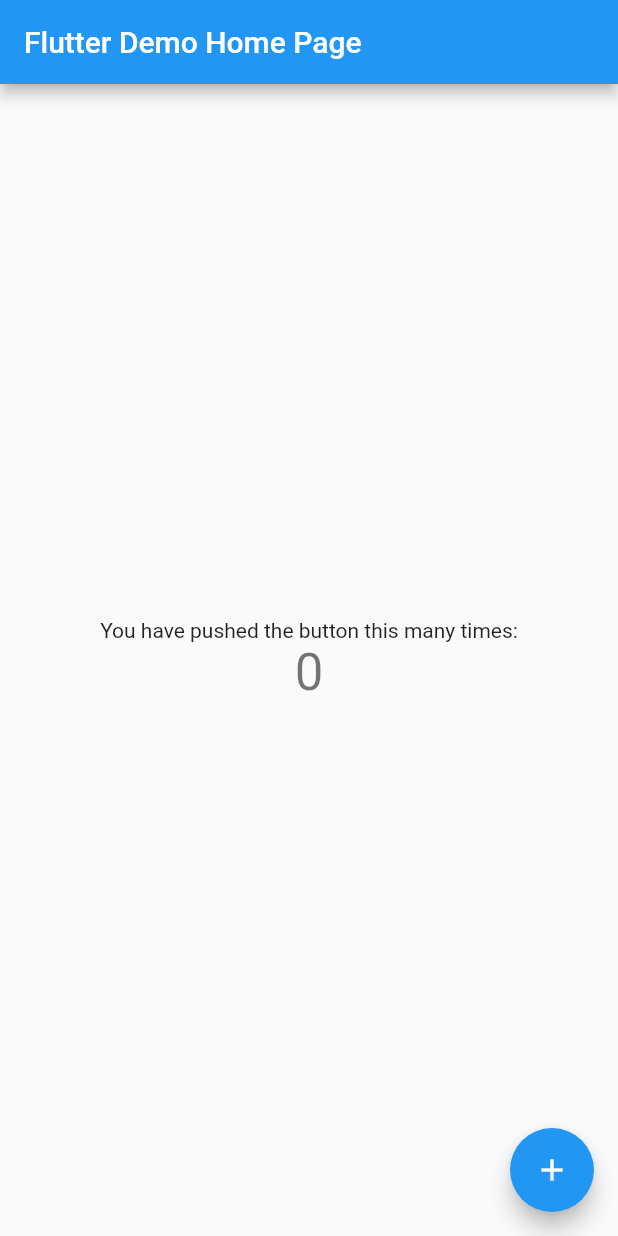
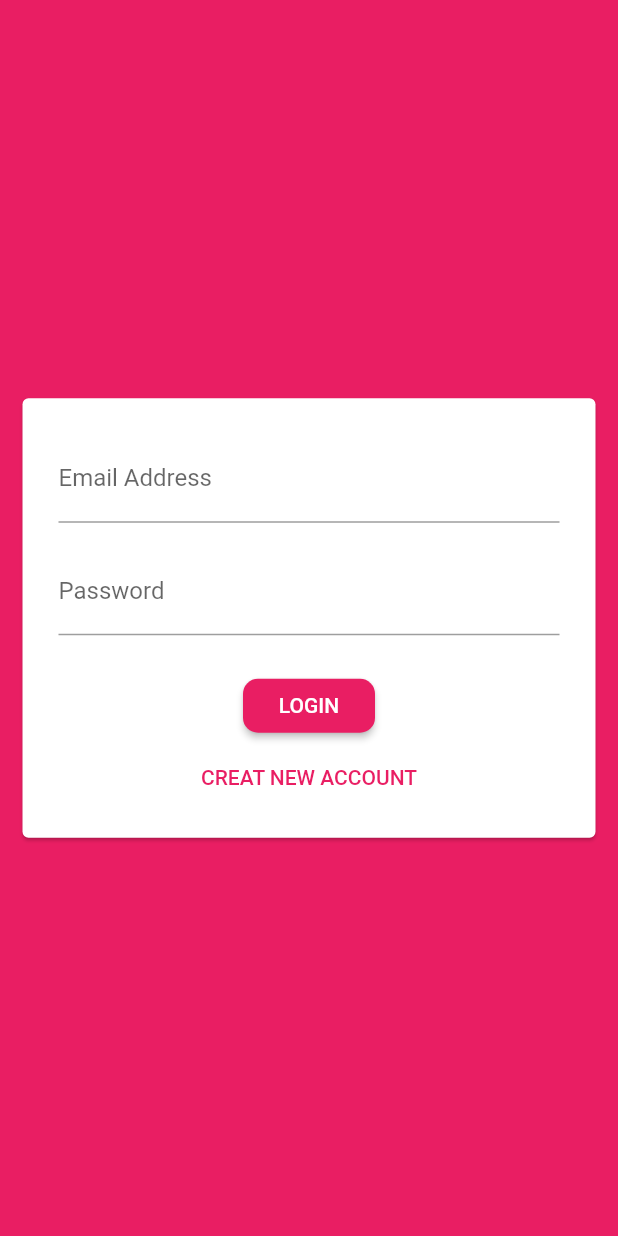
Before and after one commit to Abdelrhman9623/chat_app, a Flutter app: the screen it shows after launch, on a phone screen of 412 x 824 dp. Run offline on Flutter 3.47's test engine with Material 2 defaults, Android fonts, the phone set to English and light mode, and no system bars; our stand-ins replace cloud_firestore, firebase_auth; accounts and stored records are empty.

```diff
--- a/lib/main.dart
+++ b/lib/main.dart
@@ -1,111 +1,38 @@
+import 'package:firebase_auth/firebase_auth.dart';
 import 'package:flutter/material.dart';
+import './screens/auth_screen.dart';
+import './screens/chat_screen.dart';
 
 void main() => runApp(MyApp());
 
 class MyApp extends StatelessWidget {
-  // This widget is the root of your application.
+
   @override
   Widget build(BuildContext context) {
     return MaterialApp(
-      title: 'Flutter Demo',
+      title: 'FlutterChat',
       theme: ThemeData(
-        // This is the theme of your application.
-        //
-        // Try running your application with "flutter run". You'll see the
-        // application has a blue toolbar. Then, without quitting the app, try
-        // changing the primarySwatch below to Colors.green and then invoke
-        // "hot reload" (press "r" in the console where you ran "flutter run",
-        // or simply save your changes to "hot reload" in a Flutter IDE).
-        // Notice that the counter didn't reset back to zero; the application
-        // is not restarted.
-        primarySwatch: Colors.blue,
+        primarySwatch: Colors.pink,
+        backgroundColor: Colors.pink,
+        accentColor: Colors.deepPurple,
+        accentColorBrightness: Brightness.dark,
+        buttonTheme: ButtonTheme.of(context).copyWith(
+          buttonColor: Colors.pink,
+          textTheme: ButtonTextTheme.primary,
+          shape: RoundedRectangleBorder(
+            borderRadius: BorderRadius.circular(10),
+          ),
+        ),
       ),
-      home: MyHomePage(title: 'Flutter Demo Home Page'),
+      home: StreamBuilder(
+        stream: FirebaseAuth.instance.onAuthStateChanged,
+        builder: (ctx, userSnapshot) {
+          if(userSnapshot.hasData) {
+            return ChatScreen();
+          }
+          return AuthScreen();
+        },
+      ),
     );
   }
 }
-
-class MyHomePage extends StatefulWidget {
-  MyHomePage({Key key, this.title}) : super(key: key);
-
-  // This widget is the home page of your application. It is stateful, meaning
-  // that it has a State object (defined below) that contains fields that affect
-  // how it looks.
-
-  // This class is the configuration for the state. It holds the values (in this
-  // case the title) provided by the parent (in this case the App widget) and
-  // used by the build method of the State. Fields in a Widget subclass are
-  // always marked "final".
-
-  final String title;
-
-  @override
-  _MyHomePageState createState() => _MyHomePageState();
-}
-
-class _MyHomePageState extends State<MyHomePage> {
-  int _counter = 0;
-
-  void _incrementCounter() {
-    setState(() {
-      // This call to setState tells the Flutter framework that something has
-      // changed in this State, which causes it to rerun the build method below
-      // so that the display can reflect the updated values. If we changed
-      // _counter without calling setState(), then the build method would not be
-      // called again, and so nothing would appear to happen.
-      _counter++;
-    });
-  }
-
-  @override
-  Widget build(BuildContext context) {
-    // This method is rerun every time setState is called, for instance as done
-    // by the _incrementCounter method above.
-    //
-    // The Flutter framework has been optimized to make rerunning build methods
-    // fast, so that you can just rebuild anything that needs updating rather
-    // than having to individually change instances of widgets.
-    return Scaffold(
-      appBar: AppBar(
-        // Here we take the value from the MyHomePage object that was created by
-        // the App.build method, and use it to set our appbar title.
-        title: Text(widget.title),
-      ),
-      body: Center(
-        // Center is a layout widget. It takes a single child and positions it
-        // in the middle of the parent.
-        child: Column(
-          // Column is also a layout widget. It takes a list of children and
-          // arranges them vertically. By default, it sizes itself to fit its
-          // children horizontally, and tries to be as tall as its parent.
-          //
-          // Invoke "debug painting" (press "p" in the console, choose the
-          // "Toggle Debug Paint" action from the Flutter Inspector in Android
-          // Studio, or the "Toggle Debug Paint" command in Visual Studio Code)
-          // to see the wireframe for each widget.
-          //
-          // Column has various properties to control how it sizes itself and
-          // how it positions its children. Here we use mainAxisAlignment to
-          // center the children vertically; the main axis here is the vertical
-          // axis because Columns are vertical (the cross axis would be
-          // horizontal).
-          mainAxisAlignment: MainAxisAlignment.center,
-          children: <Widget>[
-            Text(
-              'You have pushed the button this many times:',
-            ),
-            Text(
-              '$_counter',
-              style: Theme.of(context).textTheme.display1,
-            ),
-          ],
-        ),
-      ),
-      floatingActionButton: FloatingActionButton(
-        onPressed: _incrementCounter,
-        tooltip: 'Increment',
-        child: Icon(Icons.add),
-      ), // This trailing comma makes auto-formatting nicer for build methods.
-    );
-  }
-}
--- /dev/null
+++ b/lib/screens/auth_screen.dart
@@ -0,0 +1,70 @@
+import 'package:cloud_firestore/cloud_firestore.dart';
+import 'package:flutter/material.dart';
+import 'package:flutter/services.dart';
+import '../widgets/auth/auth_widget_form.dart';
+import 'package:firebase_auth/firebase_auth.dart';
+class AuthScreen extends StatefulWidget {
+  @override
+  _AuthScreenState createState() => _AuthScreenState();
+}
+
+class _AuthScreenState extends State<AuthScreen> {
+  final _auth = FirebaseAuth.instance;
+  var _isLoading = false;
+  void _submitAuthForm(String email, String username, String password, bool isLogin, BuildContext ctx) async {
+    AuthResult authResult;
+    try {
+      setState(() {
+        _isLoading = true;
+      });
+      if (isLogin) {
+        authResult = await _auth.signInWithEmailAndPassword(
+          email: email,
+          password: password,
+        );
+      } else {
+        authResult = await _auth.createUserWithEmailAndPassword(
+          email: email,
+          password: password,
+        );
+        // print(username);
+        await Firestore.instance
+            .collection('users')
+            .document(authResult.user.uid)
+            .setData({
+          'username': username,
+          'email': email,
+        });
+      }
+    } on PlatformException catch(err) {
+      var message = 'An erroe occurred, please check your credentials';
+      if(err.message != null) {
+        message = err.message;
+      }
+      Scaffold.of(ctx).showSnackBar(
+        SnackBar(
+          content: Text(message),
+          backgroundColor: Theme.of(ctx).errorColor,
+        ),
+      );
+      setState(() {
+        _isLoading = false;
+      });
+    } catch(err) {
+      print(err);
+      setState(() {
+        _isLoading = false;
+      });
+    }
+  }
+  @override
+  Widget build(BuildContext context) {
+    return Scaffold(
+      backgroundColor: Theme.of(context).primaryColor,
+      body: AuthForm(
+        _submitAuthForm,
+        _isLoading,
+      ),
+    );
+  }
+}
--- /dev/null
+++ b/lib/widgets/auth/auth_widget_form.dart
@@ -0,0 +1,144 @@
+import 'package:flutter/material.dart';
+class AuthForm extends StatefulWidget {
+  AuthForm(this.submitFn, this.isLoading);
+  final bool isLoading;
+  final void Function(
+    String email,
+    String username,
+    String password,
+    bool isLogin,
+    BuildContext context,
+  ) submitFn;
+  @override
+  _AuthFormState createState() => _AuthFormState();
+}
+class _AuthFormState extends State<AuthForm> {
+  final _formKey = GlobalKey<FormState>();
+  var _isLogin = true;
+  String _emailAdress = '';
+  String _userName = '';
+  String _password = '';
+  void _trySubmit() {
+  final isValid = _formKey.currentState.validate();
+  FocusScope.of(context).unfocus();
+  if (isValid) {
+    _formKey.currentState.save();
+    widget.submitFn(
+      _emailAdress.trim(),
+      _userName.trim(),
+      _password.trim(),
+      _isLogin,
+      context,
+    );
+    // print(_userName);
+    // send this data to server
+  }
+}
+  @override
+  Widget build(BuildContext context) {
+    return Center(
+      child: Card(
+        margin: const EdgeInsets.all((15)),
+        child: SingleChildScrollView(
+          child: Padding(
+            padding: const EdgeInsets.all(16),
+            child: Form(
+              key: _formKey,
+              child: Column(
+                mainAxisSize: MainAxisSize.min,
+                children: <Widget>[
+                  Container(
+                    padding: const EdgeInsets.all(8),
+                    child: TextFormField(
+                      key: ValueKey('email'),
+                      validator: (val) {
+                        if(val.isEmpty || !val.contains('@')) {
+                          return 'Please Enter Your Valid Email Adress .. ';
+                        }
+                        return null;
+                      },
+                      keyboardType: TextInputType.emailAddress,
+                      decoration: InputDecoration(
+                        labelText: 'Email Address'
+                      ),
+                      onSaved: (val) {
+                        _emailAdress = val;
+                      },
+                    ),
+                  ),
+                  if(!_isLogin)
+                  Container(
+                    padding: const EdgeInsets.all(8),
+                    child: TextFormField(
+                      key: ValueKey('username'),
+                      validator: (val) {
+                        if(val.isEmpty || val.length < 4) {
+                          return 'Please Enter at lest 4 characters';
+                        }
+                        return null;
+                      },
+                      keyboardType: TextInputType.text,
+                      decoration: InputDecoration(
+                        labelText: 'username'
+                      ),
+                      onSaved: (val) {
+                        _userName = val;
+                      },
+                    ),
+                  ),
+                  Container(
+                    padding: const EdgeInsets.all(8),
+                    child: TextFormField(
+                      key: ValueKey('password'),
+                      validator: (val) {
+                        if(val.isEmpty || val.length <= 7) {
+                          return 'Please Enetr Your Valid Password at lest 8 characters log';
+                        }
+                        return null;
+                      },
+                      obscureText: true,
+                      keyboardType: TextInputType.text,
+                      decoration: InputDecoration(
+                        labelText: 'Password',
+                      ),
+                      onSaved: (val) {
+                        _password = val;
+                      },
+                    ),
+                  ),
+                  SizedBox(height: 15,),
+                  widget.isLoading ?
+                  Center(
+                    child: CircularProgressIndicator(
+                      backgroundColor: Color(0xffe8e8e8),
+                    ),
+                  ) :
+                  RaisedButton(
+                    child: Text(
+                      _isLogin ?
+                      'login'.toUpperCase() :
+                      'signup'.toUpperCase()
+                    ),
+                    onPressed: _trySubmit,
+                  ),
+                  FlatButton(
+                    textColor: Theme.of(context).primaryColor,
+                    child: Text(
+                      _isLogin ?
+                      'creat new account'.toUpperCase() : 'I have already acount'.toUpperCase(),
+                    ),
+                    onPressed: () {
+                      setState(() {
+                        _isLogin = !_isLogin;
+                      });
+                    },
+                  ),
+                ],
+              ),
+            ),
+          ),
+        ),
+      ),
+    );
+  }
+}
```
Also changed, not shown: lib/screens/chat_screen.dart (added, +56 -0 lines), lib/widgets/chats/message_bubble.dart (added, +56 -0 lines), lib/widgets/chats/messages_widget.dart (added, +32 -0 lines), lib/widgets/chats/new_message.dart (added, +59 -0 lines), pubspec.yaml (+4 -12 lines), pubspec.lock, 3 other files.
